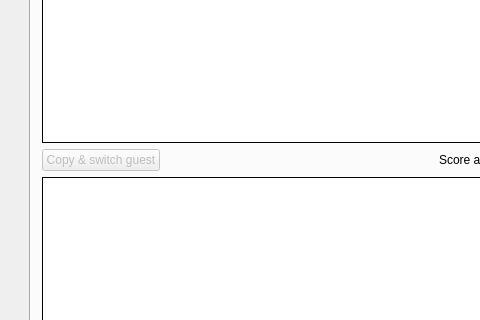
Qt form TeamTournament/mainwindow.ui (fmuecke/Ipponboard) before a commit; both pictures show x 0 to 480 and y 224 to 544 of the 810 by 680 pixel window.
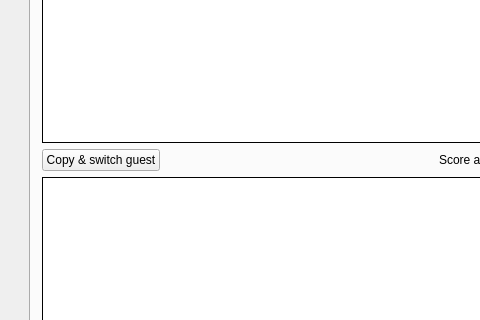
The same form after that commit. Icons and pictures are not drawn.

Patch:
```diff
--- a/TeamTournament/mainwindow.ui
+++ b/TeamTournament/mainwindow.ui
@@ -362,7 +362,7 @@
           <item>
            <widget class="QPushButton" name="pushButton_copySwitched">
             <property name="enabled">
-             <bool>false</bool>
+             <bool>true</bool>
             </property>
             <property name="text">
              <string>Copy &amp;&amp; switch guest</string>
```
